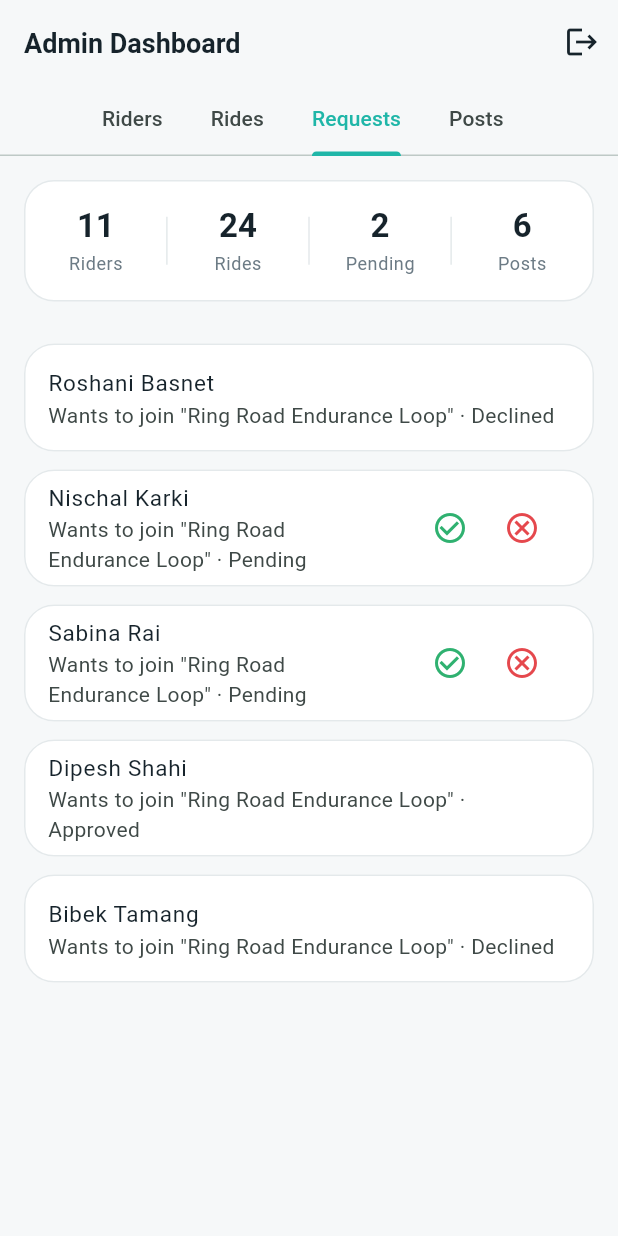
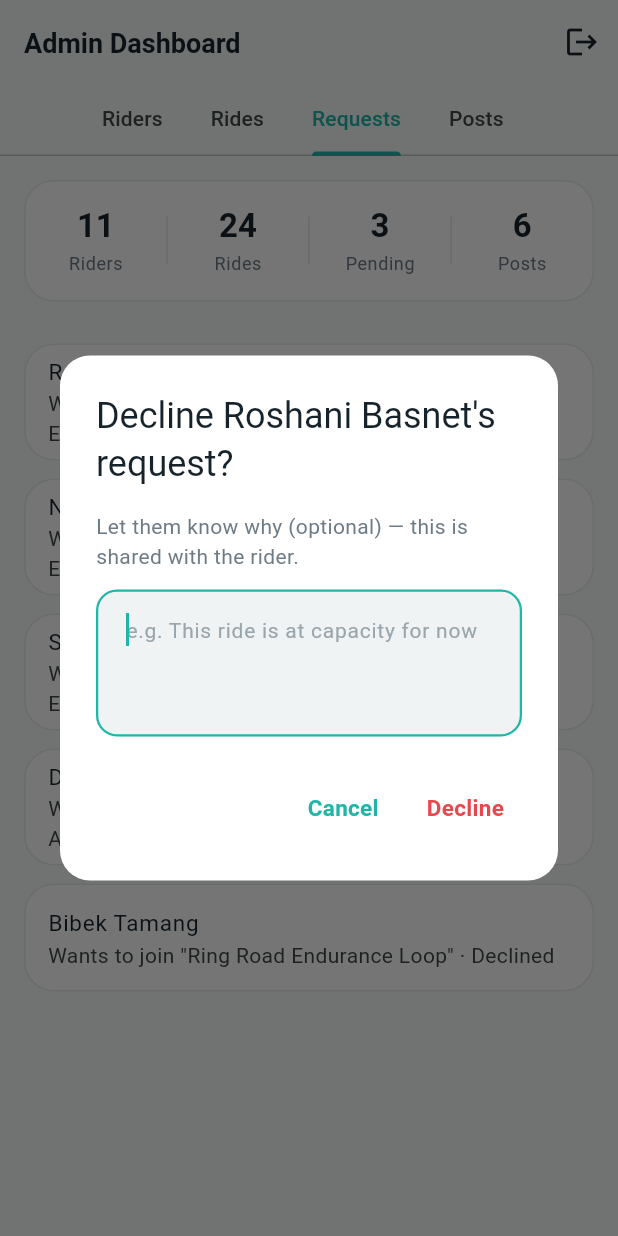
Before and after one commit to RijanPrajapati1/ride_sangai_mobile, a Flutter app: the AdminDashboardScreen screen opened by its route, tab 3 chosen, after a tap on the "cancel" icon, on a phone screen of 412 x 824 dp. Run offline on Flutter 3.47's test engine with Material 3 defaults, Android fonts, the phone set to English and light mode, and no system bars; our stand-ins replace flutter_riverpod, go_router, shared_preferences; accounts and stored records are empty; network calls fail.

Commit message:
feat: add decline reason functionality for ride requests and update related UI components

```diff
--- a/lib/features/admin/presentation/providers/admin_providers.dart
+++ b/lib/features/admin/presentation/providers/admin_providers.dart
@@ -56,8 +56,8 @@
     _ref.invalidate(organizerRequestsProvider);
   }
 
-  Future<void> declineRequest(String requestId) async {
-    await _ref.read(rideRequestRepositoryProvider).decline(requestId);
+  Future<void> declineRequest(String requestId, {String? reason}) async {
+    await _ref.read(rideRequestRepositoryProvider).decline(requestId, reason: reason);
     _ref.invalidate(adminAllRequestsProvider);
     _ref.invalidate(organizerRequestsProvider);
   }
--- a/lib/features/admin/presentation/screens/admin_dashboard_screen.dart
+++ b/lib/features/admin/presentation/screens/admin_dashboard_screen.dart
@@ -12,6 +12,7 @@
 import '../../../../shared/widgets/stat_card.dart';
 import '../../../authentication/presentation/providers/auth_providers.dart';
 import '../../../ride_requests/domain/entities/ride_request.dart';
+import '../../../ride_requests/presentation/widgets/decline_reason_dialog.dart';
 import '../providers/admin_providers.dart';
 import '../widgets/admin_post_row.dart';
 import '../widgets/admin_ride_row.dart';
@@ -184,7 +185,11 @@
                                         ),
                                         IconButton(
                                           icon: const Icon(Icons.cancel_outlined, color: AppColors.error),
-                                          onPressed: () => actions.declineRequest(request.id),
+                                          onPressed: () async {
+                                            final reason = await showDeclineReasonDialog(context, riderName: request.userName);
+                                            if (reason == null) return;
+                                            await actions.declineRequest(request.id, reason: reason.isEmpty ? null : reason);
+                                          },
                                         ),
                                       ],
                                     )
--- a/lib/features/home/presentation/screens/home_screen.dart
+++ b/lib/features/home/presentation/screens/home_screen.dart
@@ -110,11 +110,6 @@
                         icon: Icons.person_search_outlined,
                         label: 'Find Riders',
                         onTap: () => context.go(RouteNames.community),
-                      ),
-                      QuickAction(
-                        icon: Icons.chat_bubble_outline,
-                        label: 'Messages',
-                        onTap: () => context.push(RouteNames.messages),
                       ),
                     ],
                   ),
--- a/lib/features/ride_requests/data/datasources/ride_request_local_datasource.dart
+++ b/lib/features/ride_requests/data/datasources/ride_request_local_datasource.dart
@@ -27,15 +27,15 @@
     _update(requestId, RideRequestStatus.approved);
   }
 
-  Future<void> decline(String requestId) async {
+  Future<void> decline(String requestId, {String? reason}) async {
     await Future.delayed(AppConstants.shortDataSourceDelay);
-    _update(requestId, RideRequestStatus.declined);
+    _update(requestId, RideRequestStatus.declined, declineReason: reason);
   }
 
-  void _update(String requestId, RideRequestStatus status) {
+  void _update(String requestId, RideRequestStatus status, {String? declineReason}) {
     final index = _requests.indexWhere((r) => r.id == requestId);
     if (index == -1) throw const NotFoundException('This request no longer exists.');
-    _requests[index] = _requests[index].copyWith(status: status);
+    _requests[index] = _requests[index].copyWith(status: status, declineReason: declineReason);
   }
 
   List<RideRequestDto> _seedRequests() {
@@ -46,8 +46,9 @@
       String bio,
       ExperienceLevel level,
       int hoursAgo,
-      RideRequestStatus status,
-    ) {
+      RideRequestStatus status, {
+      String? declineReason,
+    }) {
       return RideRequestDto(
         id: id,
         rideId: 'r_011',
@@ -59,6 +60,7 @@
         experienceLevel: level,
         requestedAt: now.subtract(Duration(hours: hoursAgo)),
         status: status,
+        declineReason: declineReason,
       );
     }
 
@@ -102,6 +104,7 @@
         ExperienceLevel.beginner,
         50,
         RideRequestStatus.declined,
+        declineReason: 'This route needs riders to stay for the full 4-hour loop — hope to see you on a shorter ride soon!',
       ),
     ];
   }
--- a/lib/features/ride_requests/data/dto/ride_request_dto.dart
+++ b/lib/features/ride_requests/data/dto/ride_request_dto.dart
@@ -12,6 +12,7 @@
   final ExperienceLevel experienceLevel;
   final DateTime requestedAt;
   final RideRequestStatus status;
+  final String? declineReason;
 
   RideRequestDto({
     required this.id,
@@ -24,9 +25,10 @@
     required this.experienceLevel,
     required this.requestedAt,
     this.status = RideRequestStatus.pending,
+    this.declineReason,
   });
 
-  RideRequestDto copyWith({RideRequestStatus? status}) {
+  RideRequestDto copyWith({RideRequestStatus? status, String? declineReason}) {
     return RideRequestDto(
       id: id,
       rideId: rideId,
@@ -38,6 +40,7 @@
       experienceLevel: experienceLevel,
       requestedAt: requestedAt,
       status: status ?? this.status,
+      declineReason: declineReason ?? this.declineReason,
     );
   }
 
@@ -52,5 +55,6 @@
         experienceLevel: experienceLevel,
         requestedAt: requestedAt,
         status: status,
+        declineReason: declineReason,
       );
 }
--- a/lib/features/ride_requests/data/repositories/ride_request_repository_impl.dart
+++ b/lib/features/ride_requests/data/repositories/ride_request_repository_impl.dart
@@ -17,7 +17,8 @@
   Future<void> approve(String requestId) => _dataSource.approve(requestId);
 
   @override
-  Future<void> decline(String requestId) => _dataSource.decline(requestId);
+  Future<void> decline(String requestId, {String? reason}) =>
+      _dataSource.decline(requestId, reason: reason);
 
   @override
   Future<List<RideRequest>> getAllRequests() async {
--- a/lib/features/ride_requests/domain/entities/ride_request.dart
+++ b/lib/features/ride_requests/domain/entities/ride_request.dart
@@ -11,6 +11,7 @@
   final ExperienceLevel experienceLevel;
   final DateTime requestedAt;
   final RideRequestStatus status;
+  final String? declineReason;
 
   const RideRequest({
     required this.id,
@@ -23,9 +24,10 @@
     required this.experienceLevel,
     required this.requestedAt,
     this.status = RideRequestStatus.pending,
+    this.declineReason,
   });
 
-  RideRequest copyWith({RideRequestStatus? status}) {
+  RideRequest copyWith({RideRequestStatus? status, String? declineReason}) {
     return RideRequest(
       id: id,
       rideId: rideId,
@@ -37,6 +39,7 @@
       experienceLevel: experienceLevel,
       requestedAt: requestedAt,
       status: status ?? this.status,
+      declineReason: declineReason ?? this.declineReason,
     );
   }
 }
--- a/lib/features/ride_requests/domain/repositories/ride_request_repository.dart
+++ b/lib/features/ride_requests/domain/repositories/ride_request_repository.dart
@@ -3,7 +3,7 @@
 abstract class RideRequestRepository {
   Future<List<RideRequest>> getRequestsForOrganizer(String organizerId);
   Future<void> approve(String requestId);
-  Future<void> decline(String requestId);
+  Future<void> decline(String requestId, {String? reason});
 
   /// Admin-only: every join request across every ride.
   Future<List<RideRequest>> getAllRequests();
--- a/lib/features/ride_requests/domain/usecases/decline_ride_request.dart
+++ b/lib/features/ride_requests/domain/usecases/decline_ride_request.dart
@@ -5,5 +5,5 @@
 
   const DeclineRideRequest(this._repository);
 
-  Future<void> call(String requestId) => _repository.decline(requestId);
+  Future<void> call(String requestId, {String? reason}) => _repository.decline(requestId, reason: reason);
 }
--- a/lib/features/ride_requests/presentation/providers/ride_request_providers.dart
+++ b/lib/features/ride_requests/presentation/providers/ride_request_providers.dart
@@ -33,8 +33,8 @@
     _invalidate(rideId);
   }
 
-  Future<void> decline(String requestId, {required String rideId}) async {
-    await DeclineRideRequest(_ref.read(rideRequestRepositoryProvider))(requestId);
+  Future<void> decline(String requestId, {required String rideId, String? reason}) async {
+    await DeclineRideRequest(_ref.read(rideRequestRepositoryProvider))(requestId, reason: reason);
     _invalidate(rideId);
   }
 
--- a/lib/features/ride_requests/presentation/screens/ride_requests_screen.dart
+++ b/lib/features/ride_requests/presentation/screens/ride_requests_screen.dart
@@ -8,6 +8,7 @@
 import '../../../../shared/widgets/loading_widget.dart';
 import '../../domain/entities/ride_request.dart';
 import '../providers/ride_request_providers.dart';
+import '../widgets/decline_reason_dialog.dart';
 import '../widgets/ride_request_tile.dart';
 
 class RideRequestsScreen extends ConsumerWidget {
@@ -68,7 +69,15 @@
             return RideRequestTile(
               request: request,
               onApprove: () => actions.approve(request.id, rideId: rideId),
-              onDecline: () => actions.decline(request.id, rideId: rideId),
+              onDecline: () async {
+                final reason = await showDeclineReasonDialog(context, riderName: request.userName);
+                if (reason == null) return;
+                await actions.decline(
+                  request.id,
+                  rideId: rideId,
+                  reason: reason.isEmpty ? null : reason,
+                );
+              },
             );
           },
         );
--- /dev/null
+++ b/lib/features/ride_requests/presentation/widgets/decline_reason_dialog.dart
@@ -0,0 +1,43 @@
+import 'package:flutter/material.dart';
+
+import '../../../../app/theme/app_colors.dart';
+
+/// Prompts for an optional note explaining why a join request is being
+/// declined. Returns the trimmed reason, an empty string if left blank, or
+/// `null` if the organizer backed out entirely (decline should not proceed).
+Future<String?> showDeclineReasonDialog(BuildContext context, {required String riderName}) {
+  final controller = TextEditingController();
+  return showDialog<String>(
+    context: context,
+    builder: (context) => AlertDialog(
+      title: Text('Decline $riderName\'s request?'),
+      content: Column(
+        mainAxisSize: MainAxisSize.min,
+        crossAxisAlignment: CrossAxisAlignment.start,
+        children: [
+          const Text('Let them know why (optional) — this is shared with the rider.'),
+          const SizedBox(height: 12),
+          TextField(
+            controller: controller,
+            autofocus: true,
+            maxLines: 3,
+            decoration: const InputDecoration(
+              hintText: 'e.g. This ride is at capacity for now',
+            ),
+          ),
+        ],
+      ),
+      actions: [
+        TextButton(
+          onPressed: () => Navigator.of(context).pop(),
+          child: const Text('Cancel'),
+        ),
+        TextButton(
+          onPressed: () => Navigator.of(context).pop(controller.text.trim()),
+          style: TextButton.styleFrom(foregroundColor: AppColors.error),
+          child: const Text('Decline'),
+        ),
+      ],
+    ),
+  );
+}
--- a/lib/features/rides/presentation/providers/ride_providers.dart
+++ b/lib/features/rides/presentation/providers/ride_providers.dart
@@ -53,6 +53,26 @@
 
 final pastRidesProvider = FutureProvider<List<Ride>>((ref) {
   return ref.watch(rideRepositoryProvider).getPastRides(AppConstants.currentUserId);
+});
+
+/// "Mine" lists scoped to the active dashboard category, for the My Rides /
+/// My Hikes / My Treks screen reached from each category's tab.
+final dashboardOrganizedRidesProvider = Provider<AsyncValue<List<Ride>>>((ref) {
+  final category = ref.watch(selectedDashboardCategoryProvider);
+  final ridesAsync = ref.watch(organizedRidesProvider);
+  return ridesAsync.whenData((rides) => rides.where((r) => r.rideType.category == category).toList());
+});
+
+final dashboardJoinedRidesProvider = Provider<AsyncValue<List<Ride>>>((ref) {
+  final category = ref.watch(selectedDashboardCategoryProvider);
+  final ridesAsync = ref.watch(joinedRidesProvider);
+  return ridesAsync.whenData((rides) => rides.where((r) => r.rideType.category == category).toList());
+});
+
+final dashboardPastRidesProvider = Provider<AsyncValue<List<Ride>>>((ref) {
+  final category = ref.watch(selectedDashboardCategoryProvider);
+  final ridesAsync = ref.watch(pastRidesProvider);
+  return ridesAsync.whenData((rides) => rides.where((r) => r.rideType.category == category).toList());
 });
 
 /// Search + filter state for the ride discovery screen.
--- a/lib/features/rides/presentation/screens/rides_screen.dart
+++ b/lib/features/rides/presentation/screens/rides_screen.dart
@@ -34,6 +34,11 @@
       appBar: AppBar(
         title: Text(category.activityNoun),
         actions: [
+          IconButton(
+            icon: const Icon(Icons.bookmark_outline),
+            tooltip: 'My ${category.activityNoun}',
+            onPressed: () => context.push(RouteNames.myRides),
+          ),
           IconButton(
             icon: const Icon(Icons.add),
             tooltip: 'Create ${category.activitySingular.toLowerCase()}',
```
Also changed, not shown: lib/features/ride_requests/presentation/widgets/ride_request_tile.dart (+26 -0 lines), lib/features/rides/presentation/screens/my_rides_screen.dart (+16 -10 lines).
